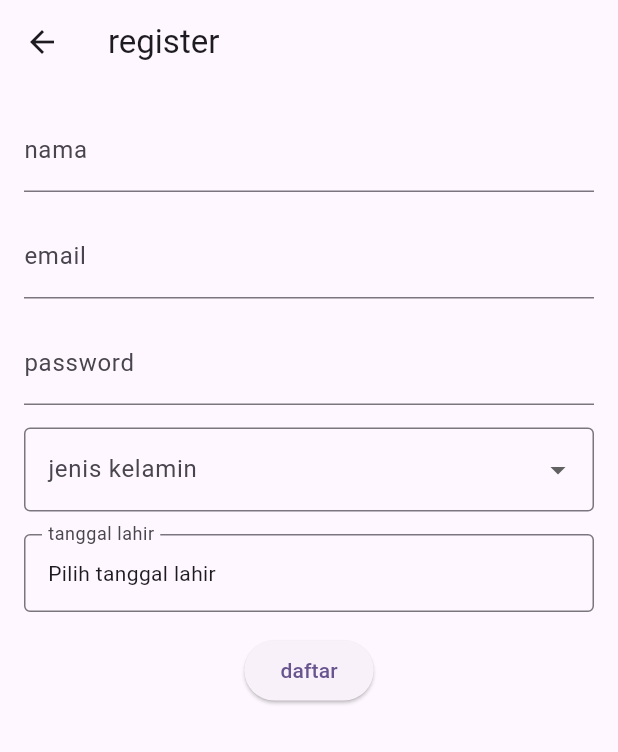
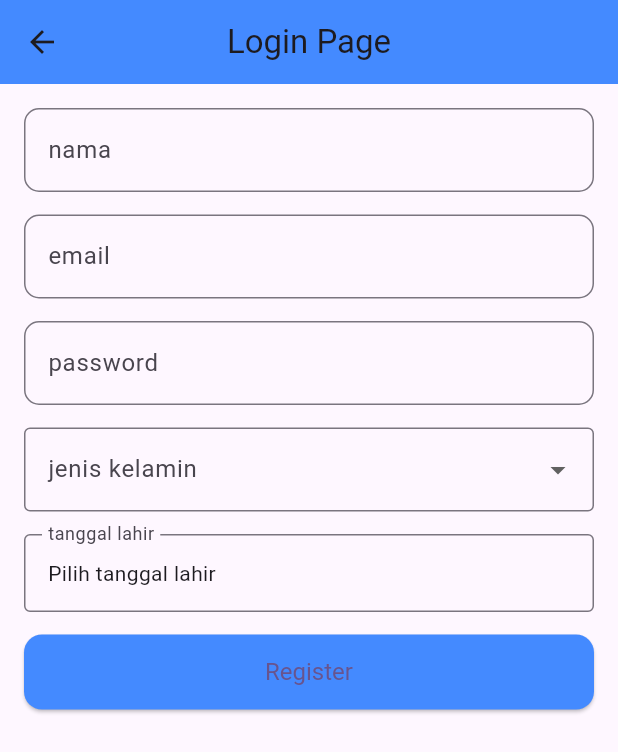
Before and after one commit to Adnan-k1/flutter_pertama, a Flutter app: the screen it shows after launch, after a tap on "Daftar di sini", on a phone screen of 412 x 824 dp. Shown: the top 752 px of the screen. Run offline on Flutter 3.47's test engine with Material 3 defaults, Android fonts, the phone set to English and light mode, and no system bars.

```diff
--- a/lib/componets/input_field.dart
+++ b/lib/componets/input_field.dart
@@ -5,6 +5,7 @@ class InputField extends StatelessWidget {
   final String label;
   final String hintText;
   final bool obscureText;
+  final IconData? prefixIcon;
 
   const InputField({
     super.key,
@@ -12,6 +13,7 @@ class InputField extends StatelessWidget {
     required this.label,
     required this.hintText,
     this.obscureText = false,
+    this.prefixIcon,
   });
 
   @override
@@ -21,9 +23,12 @@ class InputField extends StatelessWidget {
       obscureText: obscureText,
       decoration: InputDecoration(
         labelText: label,
-        hintText: hintText
+        hintText: hintText,
+        border: OutlineInputBorder(
+          borderRadius: BorderRadius.circular(10),
+        ),
+        prefixIcon: prefixIcon != null ? Icon(prefixIcon) : null,
       ),
     );
   }
-
 }
--- /dev/null
+++ b/lib/componets/widget_button.dart
@@ -0,0 +1,28 @@
+import 'package:flutter/material.dart';
+
+class CoustumButton extends StatelessWidget {
+  final String text;
+  final VoidCallback onPressed;
+
+  const CoustumButton({
+    super.key,
+    required this.text,
+    required this.onPressed,
+  });
+
+  @override
+  Widget build(BuildContext context) {
+    return ElevatedButton(
+      onPressed: onPressed,
+      style: ElevatedButton.styleFrom(
+        minimumSize: const Size(double.infinity, 50),
+        backgroundColor: Colors.blueAccent,
+        textStyle: const TextStyle(fontSize: 16),
+        shape: RoundedRectangleBorder(
+          borderRadius: BorderRadius.circular(12),
+        ),
+      ),
+      child: Text(text),
+    );
+  }
+}
--- a/lib/login.dart
+++ b/lib/login.dart
@@ -1,6 +1,8 @@
 import 'package:flutter/material.dart';
 import 'package:flutter_pertama/Home.dart';
 import 'package:flutter_pertama/register.dart';
+import 'componets/widget_button.dart';
+import 'componets/input_field.dart';
 
 class LoginPage extends StatefulWidget {
   const LoginPage({super.key});
@@ -65,44 +67,25 @@ class LoginPagetState extends State<LoginPage> {
               style: TextStyle(fontSize: 14, color: Colors.grey[700]),
             ),
             SizedBox(height: 25),
-            TextField(
+            InputField(
               controller: emailController,
-              decoration: InputDecoration(
-                labelText: "Email",
-                hintText: "Masukkan email",
-                border: OutlineInputBorder(
-                  borderRadius: BorderRadius.circular(10),
-                ),
-                prefixIcon: Icon(Icons.email),
-              ),
+              label: "Email",
+              hintText: "Masukkan email",
+              prefixIcon: Icons.email,
             ),
+
             SizedBox(height: 15),
-            TextField(
+            InputField(
               controller: passwordController,
+              label: "password",
+              hintText: "masukan password anda",
               obscureText: true,
-              decoration: InputDecoration(
-                labelText: "Password",
-                hintText: "Masukkan password",
-                border: OutlineInputBorder(
-                  borderRadius: BorderRadius.circular(10),
-                ),
-                prefixIcon: Icon(Icons.lock),
-              ),
+              prefixIcon: Icons.lock,
             ),
             SizedBox(height: 25),
-            ElevatedButton.icon(
-              onPressed: handleLogin,
-              icon: Icon(Icons.login),
-              label: Text("Login"),
-              style: ElevatedButton.styleFrom(
-                minimumSize: Size(double.infinity, 50),
-                backgroundColor: Colors.blueAccent,
-                textStyle: TextStyle(fontSize: 16),
-                shape: RoundedRectangleBorder(
-                  borderRadius: BorderRadius.circular(12),
-                ),
-              ),
-            ),
+
+            CoustumButton(text: "Login", onPressed: handleLogin),
+
             SizedBox(height: 30),
             Row(
               mainAxisAlignment: MainAxisAlignment.center,
@@ -125,7 +108,7 @@ class LoginPagetState extends State<LoginPage> {
                   ),
                 ),
               ],
-            )
+            ),
           ],
         ),
       ),
--- a/lib/main.dart
+++ b/lib/main.dart
@@ -8,7 +8,7 @@ void main() {
 class MyApp extends StatelessWidget {
   const MyApp({super.key});
 
-  // This widget is the root of your application.
+
   @override
   Widget build(BuildContext context) {
     return MaterialApp(
--- a/lib/register.dart
+++ b/lib/register.dart
@@ -1,6 +1,7 @@
 import 'package:flutter/material.dart';
 import 'package:flutter_pertama/login.dart';
 import 'componets/input_field.dart';
+import 'componets/widget_button.dart';
 
 class Register extends StatefulWidget {
   const Register({super.key});
@@ -72,7 +73,11 @@ class RegisterState extends State<Register> {
   @override
   Widget build(BuildContext context) {
     return Scaffold(
-      appBar: AppBar(title: Text("register")),
+      appBar: AppBar(
+        title: Text("Login Page"),
+        centerTitle: true,
+        backgroundColor: Colors.blueAccent,
+      ),
       body: SingleChildScrollView(
         padding: EdgeInsets.all(16),
         child: Column(
@@ -130,7 +135,7 @@ class RegisterState extends State<Register> {
               ),
             ),
             SizedBox(height: 15),
-            ElevatedButton(onPressed: _handleRegister, child: Text("daftar")),
+            CoustumButton(text: "Register", onPressed: _handleRegister,)
           ],
         ),
       ),
```
